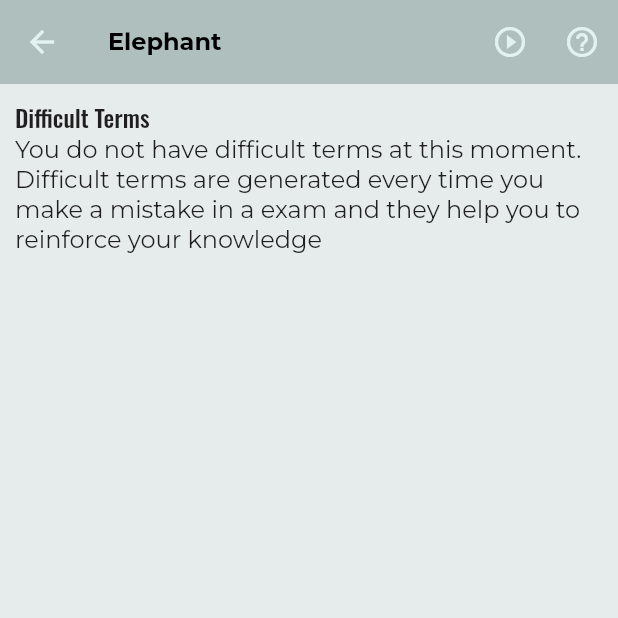
After one commit to knotfold/elephant, a Flutter app: the DifficultTermsPage screen opened by its route, on a phone screen of 412 x 824 dp, the top half of it. The commit adds this screen. Run offline on Flutter 3.47's test engine with Material 2 defaults, Android fonts, the phone set to English and light mode, and no system bars; our stand-ins replace cloud_firestore, firebase_core, fluttertoast, font_awesome_flutter, google_fonts; accounts and stored records are empty.

Commit message:
many stuff, multiple options difficult terms
i polished the multiple options exam but its not quite there yet, also i started the difficult terms page and still gotta keep working on it.

```diff
--- a/lib/main.dart
+++ b/lib/main.dart
@@ -1,4 +1,4 @@
-import 'package:cloud_firestore/cloud_firestore.dart';
+import 'package:elephant/pages/difficult_terms.dart';
 import 'package:elephant/pages/exam.dart';
 import 'package:elephant/pages/exam_results.dart';
 import 'package:elephant/pages/pages.dart';
@@ -38,6 +38,7 @@ class MyApp extends StatelessWidget {
         ExamPage.routeName: (context) => const ExamPage(),
         '/examResults': (context) => ExamResultPage(),
         '/glossaryPage': (context) => GlossaryPage(),
+        '/difficultTermsPage': (context) => DifficultTermsPage()
       },
     );
   }
--- /dev/null
+++ b/lib/pages/difficult_terms.dart
@@ -0,0 +1,48 @@
+import 'package:elephant/services/services.dart';
+import 'package:elephant/shared/widgets.dart';
+import 'package:flutter/material.dart';
+import 'package:elephant/services/controller.dart';
+import 'package:provider/provider.dart';
+
+class DifficultTermsPage extends StatelessWidget {
+  @override
+  Widget build(BuildContext context) {
+    Controller controller = Provider.of<Controller>(context);
+    final textStyleHeadline = Theme.of(context).textTheme.headline5;
+    // TODO: implement build
+    return Scaffold(
+      appBar: myAppBar(context: context, type: 'Difficult Terms'),
+      body: Padding(
+        padding: const EdgeInsets.all(10.0),
+        child: Column(
+          crossAxisAlignment: CrossAxisAlignment.start,
+          children: [
+            Text(
+              'Difficult Terms',
+              style: textStyleHeadline,
+            ),
+            controller.difficultTermList.isEmpty
+                ? const Text(
+                    'You do not have difficult terms at this moment. Difficult terms are generated every time you make a mistake in a exam and they help you to reinforce your knowledge')
+                : ListView.builder(
+                    shrinkWrap: true,
+                    itemCount: controller.difficultTermList.length,
+                    itemBuilder: (context, index) {
+                      TermModel term = controller.difficultTermList[index];
+                      return ListTile(
+                        trailing: Row(
+                          mainAxisSize: MainAxisSize.min,
+                          children: [],
+                        ),
+                        leading: Icon(controller.termIconAsignner(term.type)),
+                        title: Text(term.term),
+                        subtitle: Text(term.answer),
+                      );
+                    },
+                  ),
+          ],
+        ),
+      ),
+    );
+  }
+}
--- a/lib/services/controller.dart
+++ b/lib/services/controller.dart
@@ -5,6 +5,8 @@ import 'package:flutter/material.dart';
 import 'package:flutter/foundation.dart';
 import 'package:flutter/material.dart';
 import 'package:provider/provider.dart';
+
+enum ExamType { useTerms, useAnswers, mixed }
 
 class Controller with ChangeNotifier {
   UserModel user = UserModel(username: 'Kno');
@@ -17,6 +19,8 @@ class Controller with ChangeNotifier {
   bool testFromAnswers = false;
   bool testFromTerms = true;
 
+  ExamType examType = ExamType.useTerms;
+
   //lists
 
   late List<TermModel> currentTermList = [];
@@ -24,6 +28,7 @@ class Controller with ChangeNotifier {
   late List<TermModel> rightTerms = [];
   late List<dynamic> selectedTags = [];
   late List<QueryDocumentSnapshot> currentGlossaryDocuments;
+  late List<TermModel> difficultTermList = [];
 
   //streams
   late Stream<QuerySnapshot> queryStream;
@@ -86,11 +91,20 @@ class Controller with ChangeNotifier {
       currentTermList.add(TermModel.fromDocumentSnapshot(element));
     }
 
+    currentTermList.shuffle();
     return currentTermList;
   }
 
   notifyNoob() {
     notifyListeners();
+  }
+
+  generateDifficultTermList() {
+    for (var element in currentTermList) {
+      if (element.difficultTerm) {
+        difficultTermList.add(element);
+      }
+    }
   }
 
   clearLists() {
--- a/lib/services/models.dart
+++ b/lib/services/models.dart
@@ -35,6 +35,7 @@ class TermModel {
   late String tag;
   late Type typeEnum;
   late DocumentReference reference;
+  late bool difficultTerm;
 
   TermModel(this.term, this.answer, this.type, this.tag);
 
@@ -46,6 +47,7 @@ class TermModel {
     tag = data['tag'] ?? 'untagged';
     typeEnum = Type.values.firstWhere((element) => element.toString() == type);
     reference = ds.reference;
+    difficultTerm = data['difficultTerm'] ?? false;
   }
 
   Map<String, dynamic> toMap() {
@@ -54,6 +56,7 @@ class TermModel {
       'answer': answer,
       'type': type,
       'tag': tag,
+      'difficultTerm': difficultTerm,
     };
   }
 }
--- a/lib/shared/widgets.dart
+++ b/lib/shared/widgets.dart
@@ -30,6 +30,17 @@ AppBar myAppBar(
                     });
               },
               icon: const Icon(Icons.filter_list))
+          : Container(),
+      type == 'Difficult Terms'
+          ? IconButton(
+              onPressed: () {
+                showDialog(
+                    context: context,
+                    builder: (context) {
+                      return const FilterListDialog();
+                    });
+              },
+              icon: const Icon(Icons.play_circle_outline_outlined))
           : Container(),
       IconButton(
           onPressed: () {}, icon: const Icon(Icons.help_outline_rounded)),
```
Also changed, not shown: lib/pages/exam.dart (+30 -7 lines), lib/pages/glossary.dart (+115 -14 lines).
